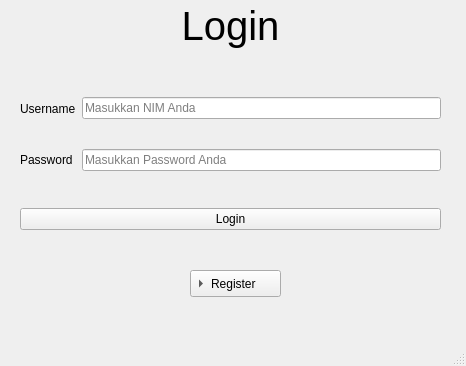
Old version of the form KP/mainwindow.ui in the repository LALA09-erha/QtCreator-SystemKp.
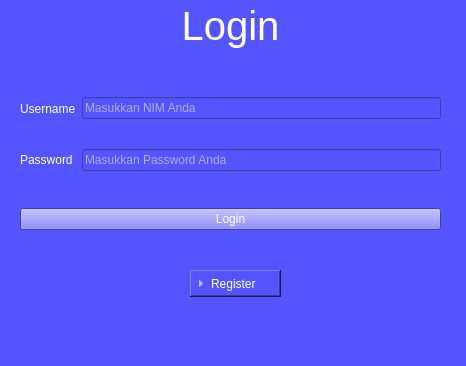
New version of the form. Icons and pictures are not drawn.

```diff
--- a/KP/mainwindow.ui
+++ b/KP/mainwindow.ui
@@ -17,6 +17,9 @@
    <iconset>
     <normaloff>../../../../SteamLibrary/steamapps/Qt/db/login_2019_logo_black.png</normaloff>../../../../SteamLibrary/steamapps/Qt/db/login_2019_logo_black.png</iconset>
   </property>
+  <property name="styleSheet">
+   <string notr="true">background-color: rgb(85, 85, 255);</string>
+  </property>
   <property name="toolButtonStyle">
    <enum>Qt::ToolButtonFollowStyle</enum>
   </property>
@@ -33,6 +36,9 @@
       <height>27</height>
      </rect>
     </property>
+    <property name="styleSheet">
+     <string notr="true">color: rgb(255, 255, 255);</string>
+    </property>
     <property name="text">
      <string>Register</string>
     </property>
@@ -49,7 +55,7 @@
      <enum>Qt::RightArrow</enum>
     </property>
    </widget>
-   <widget class="QWidget" name="">
+   <widget class="QWidget" name="layoutWidget">
     <property name="geometry">
      <rect>
       <x>20</x>
@@ -72,6 +78,9 @@
          <pointsize>30</pointsize>
         </font>
        </property>
+       <property name="styleSheet">
+        <string notr="true">color: rgb(255, 255, 255);</string>
+       </property>
        <property name="text">
         <string>Login</string>
        </property>
@@ -95,6 +104,9 @@
              <height>100</height>
             </size>
            </property>
+           <property name="styleSheet">
+            <string notr="true">color: rgb(255, 255, 255);</string>
+           </property>
            <property name="text">
             <string>Username</string>
            </property>
@@ -111,6 +123,9 @@
              <height>100</height>
             </size>
            </property>
+           <property name="styleSheet">
+            <string notr="true">color: rgb(255, 255, 255);</string>
+           </property>
            <property name="text">
             <string>Password</string>
            </property>
@@ -128,6 +143,10 @@
          </property>
          <item>
           <widget class="QLineEdit" name="username">
+           <property name="styleSheet">
+            <string notr="true">border-color: rgb(255, 255, 0);
+color: rgb(255, 255, 255);</string>
+           </property>
            <property name="placeholderText">
             <string>Masukkan NIM Anda</string>
            </property>
@@ -135,6 +154,10 @@
          </item>
          <item>
           <widget class="QLineEdit" name="password">
+           <property name="styleSheet">
+            <string notr="true">border-color: rgb(255, 255, 0);
+color: rgb(255, 255, 255);</string>
+           </property>
            <property name="echoMode">
             <enum>QLineEdit::Password</enum>
            </property>
@@ -149,6 +172,9 @@
      </item>
      <item>
       <widget class="QPushButton" name="pushButton">
+       <property name="styleSheet">
+        <string notr="true">color: rgb(255, 255, 255);</string>
+       </property>
        <property name="text">
         <string>Login</string>
        </property>
```
